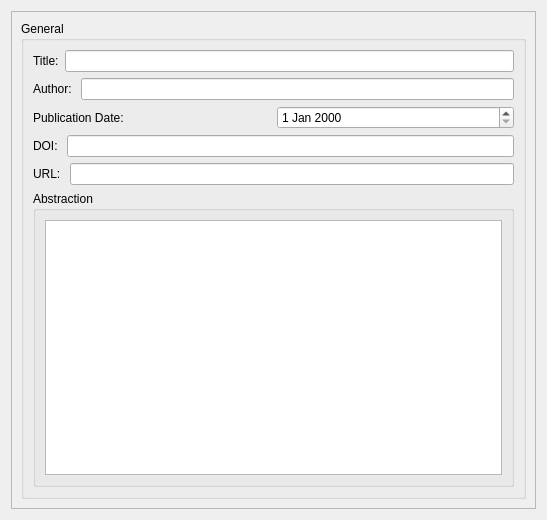
Old version of the form forms/InsertResearchSourceForm/GeneralPageForm.ui in the repository cduffy-tri/ResearchDatabase.
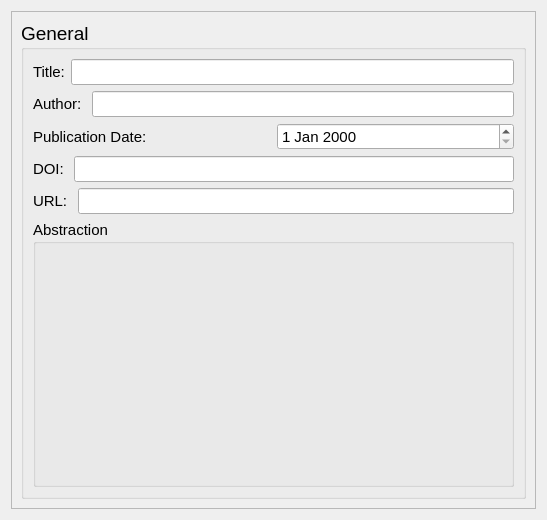
New version of the form.

```diff
--- a/forms/InsertResearchSourceForm/GeneralPageForm.ui
+++ b/forms/InsertResearchSourceForm/GeneralPageForm.ui
@@ -31,6 +31,12 @@
       <layout class="QHBoxLayout" name="horizontalLayout_2">
        <item>
         <widget class="QGroupBox" name="groupBox">
+         <property name="font">
+          <font>
+           <family>MS Sans Serif</family>
+           <pointsize>14</pointsize>
+          </font>
+         </property>
          <property name="title">
           <string>General</string>
          </property>
@@ -39,13 +45,26 @@
            <layout class="QHBoxLayout" name="titleHorizontalLayout">
             <item>
              <widget class="QLabel" name="titleLabel">
+              <property name="font">
+               <font>
+                <family>Arial</family>
+                <pointsize>11</pointsize>
+               </font>
+              </property>
               <property name="text">
                <string>Title:</string>
               </property>
              </widget>
             </item>
             <item>
-             <widget class="QLineEdit" name="titleLineEdit"/>
+             <widget class="QLineEdit" name="titleLineEdit">
+              <property name="font">
+               <font>
+                <family>Arial</family>
+                <pointsize>11</pointsize>
+               </font>
+              </property>
+             </widget>
             </item>
            </layout>
           </item>
@@ -53,13 +72,26 @@
            <layout class="QHBoxLayout" name="authorHorizontalLayout">
             <item>
              <widget class="QLabel" name="authorLabel">
+              <property name="font">
+               <font>
+                <family>Arial</family>
+                <pointsize>11</pointsize>
+               </font>
+              </property>
               <property name="text">
                <string>Author: </string>
               </property>
              </widget>
             </item>
             <item>
-             <widget class="QLineEdit" name="authorLineEdit"/>
+             <widget class="QLineEdit" name="authorLineEdit">
+              <property name="font">
+               <font>
+                <family>Arial</family>
+                <pointsize>11</pointsize>
+               </font>
+              </property>
+             </widget>
             </item>
            </layout>
           </item>
@@ -67,13 +99,26 @@
            <layout class="QHBoxLayout" name="publicationDateHorizontalLayout">
             <item>
              <widget class="QLabel" name="publicationDateLabel">
+              <property name="font">
+               <font>
+                <family>Arial</family>
+                <pointsize>11</pointsize>
+               </font>
+              </property>
               <property name="text">
                <string>Publication Date: </string>
               </property>
              </widget>
             </item>
             <item>
-             <widget class="QDateEdit" name="publicationDateEdit"/>
+             <widget class="QDateEdit" name="publicationDateEdit">
+              <property name="font">
+               <font>
+                <family>Arial</family>
+                <pointsize>11</pointsize>
+               </font>
+              </property>
+             </widget>
             </item>
            </layout>
           </item>
@@ -81,13 +126,26 @@
            <layout class="QHBoxLayout" name="doiHorizontalLayout">
             <item>
              <widget class="QLabel" name="doiLabel">
+              <property name="font">
+               <font>
+                <family>Arial</family>
+                <pointsize>11</pointsize>
+               </font>
+              </property>
               <property name="text">
                <string>DOI: </string>
               </property>
              </widget>
             </item>
             <item>
-             <widget class="QLineEdit" name="doiLineEdit"/>
+             <widget class="QLineEdit" name="doiLineEdit">
+              <property name="font">
+               <font>
+                <family>Arial</family>
+                <pointsize>11</pointsize>
+               </font>
+              </property>
+             </widget>
             </item>
            </layout>
           </item>
@@ -95,26 +153,41 @@
            <layout class="QHBoxLayout" name="urlHorizontalLayout">
             <item>
              <widget class="QLabel" name="urlLabel">
+              <property name="font">
+               <font>
+                <family>Arial</family>
+                <pointsize>11</pointsize>
+               </font>
+              </property>
               <property name="text">
                <string>URL: </string>
               </property>
              </widget>
             </item>
             <item>
-             <widget class="QLineEdit" name="urlLineEdit"/>
+             <widget class="QLineEdit" name="urlLineEdit">
+              <property name="font">
+               <font>
+                <family>Arial</family>
+                <pointsize>11</pointsize>
+               </font>
+              </property>
+             </widget>
             </item>
            </layout>
           </item>
           <item>
            <widget class="QGroupBox" name="abstractionGroupBox">
+            <property name="font">
+             <font>
+              <family>Arial</family>
+              <pointsize>11</pointsize>
+             </font>
+            </property>
             <property name="title">
              <string>Abstraction</string>
             </property>
-            <layout class="QHBoxLayout" name="horizontalLayout_3">
-             <item>
-              <widget class="QTextEdit" name="abstractionTextEdit"/>
-             </item>
-            </layout>
+            <layout class="QHBoxLayout" name="horizontalLayout_3"/>
            </widget>
           </item>
          </layout>
```
